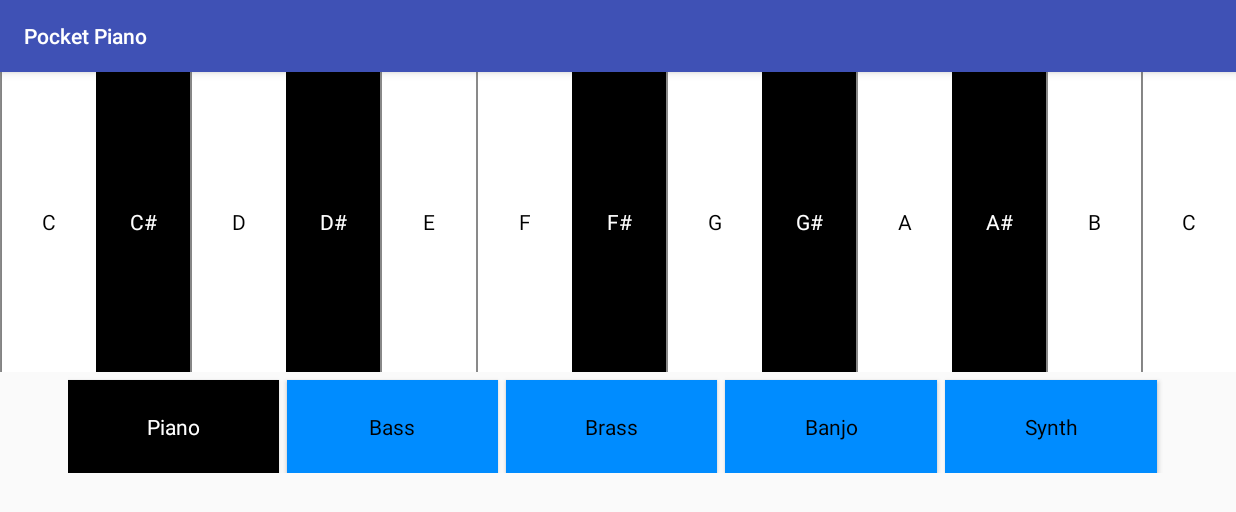
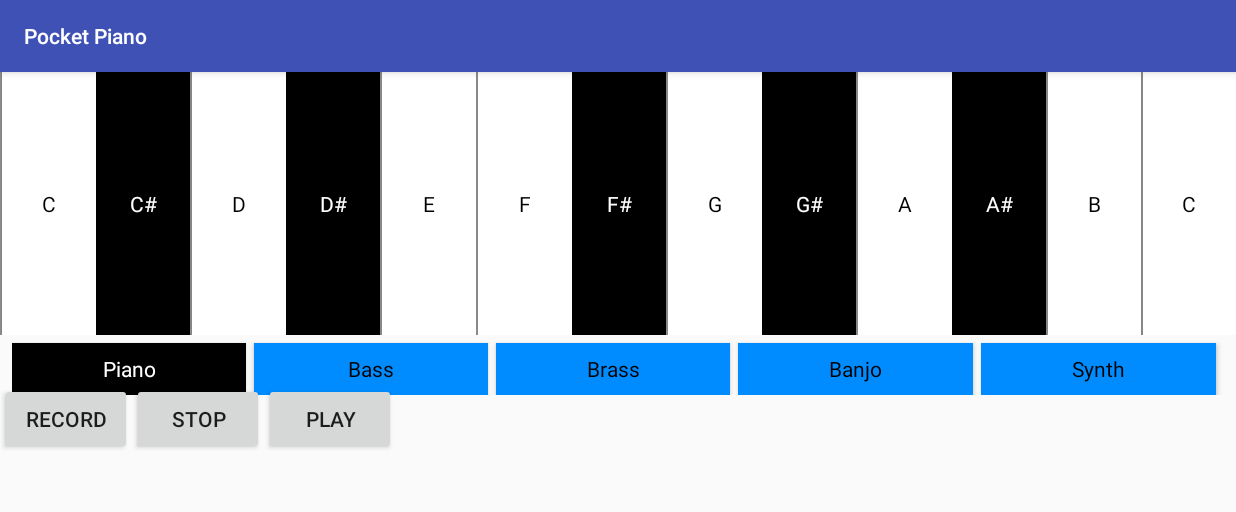
Before and after one commit to RobinJSanders/Pocket_Piano, an Android app: the screen it shows after launch (MainActivity), after a tap on an icon or button, on a phone screen of 824 x 412 dp (held sideways). Shown: the top 512 px of the screen. Run offline under Robolectric (Android 15) with nearby library versions, the phone set to English and light mode, and no system bars.

Commit message:
Change  MainActivity and activity_main.xml
Added ability to record and playback a sequence of notes

```diff
--- a/app/src/main/java/com/rob/pocket_piano/MainActivity.java
+++ b/app/src/main/java/com/rob/pocket_piano/MainActivity.java
@@ -9,20 +9,26 @@ import android.support.v7.app.AppCompatActivity;
 import android.view.View;
 import android.widget.Button;
 
+import java.util.ArrayList;
+import java.util.List;
+
 
 public class MainActivity extends AppCompatActivity
 {
     //Piano Keys
     Button mBtn_C, mBtn_Cs, mBtn_D, mBtn_Ds, mBtn_E, mBtn_F ,mBtn_Fs, mBtn_G , mBtn_Gs, mBtn_A, mBtn_As, mBtn_B, mBtn_C_High,
     //Voice selection buttons
-    mBtn_Piano, mBtn_Bass, mBtn_Brass, mBtn_Banjo, mBtn_Synth;
+    mBtn_Piano, mBtn_Bass, mBtn_Brass, mBtn_Banjo, mBtn_Synth,
+    //Record and Playback Buttons
+    mBtn_Record, mBtn_Stop, mBtn_Play;
     //sound IDs
     private int mSound_C, mSound_Cs ,mSound_D, mSound_Ds, mSound_E, mSound_F ,mSound_Fs, mSound_G , mSound_Gs, mSound_A, mSound_As, mSound_B, mSound_C_High,
     // Colors
     mColor_Black, mColor_White, mColor_LightBlue;
 
     SoundPool mSoundPool;
-
+    List<Integer> mListRecordedSounds;
+    boolean mRecording = false;
 
 
 
@@ -31,11 +37,6 @@ public class MainActivity extends AppCompatActivity
     {
         super.onCreate(savedInstanceState);
         setContentView(R.layout.activity_main);
-
-        /*PresetReverb mReverb = new PresetReverb(0,mMediaPlayer.getAudioSessionId());//<<<<<<<<<<<<<
-        mReverb.setPreset(PresetReverb.PRESET_SMALLROOM);
-        mReverb.setEnabled(true);
-        mMediaPlayer.setAuxEffectSendLevel(1.0f)*/
 
         //assign references to views for keyboard keys
         mBtn_C =(Button) findViewById(R.id.Btn_C);
@@ -52,13 +53,17 @@ public class MainActivity extends AppCompatActivity
         mBtn_B =(Button) findViewById(R.id.Btn_B);
         mBtn_C_High =(Button) findViewById(R.id.Btn_C_High);
 
-
+        //assign references to views for voice buttons
         mBtn_Piano = (Button) findViewById(R.id.Btn_Piano);
         mBtn_Bass = (Button) findViewById(R.id.Btn_Bass);
         mBtn_Brass = (Button) findViewById(R.id.Btn_Brass);
         mBtn_Banjo = (Button) findViewById(R.id.Btn_Banjo);
         mBtn_Synth = (Button) findViewById(R.id.Btn_Synth);
 
+        //assign references to views for record and playback buttons
+        mBtn_Record =(Button) findViewById(R.id.Btn_Record);
+        mBtn_Stop =(Button) findViewById(R.id.Btn_Stop);
+        mBtn_Play =(Button) findViewById(R.id.Btn_Play);
 
         //Initialise SoundPool
         if (Build.VERSION.SDK_INT>= Build.VERSION_CODES.LOLLIPOP)
@@ -69,6 +74,8 @@ public class MainActivity extends AppCompatActivity
         {
             mSoundPool = new SoundPool(5, AudioManager.STREAM_MUSIC,0);
         }
+
+
 
         //Get colors from resources folder
         if (Build.VERSION.SDK_INT>= Build.VERSION_CODES.M)
@@ -88,13 +95,16 @@ public class MainActivity extends AppCompatActivity
         //load initial sounds for piano
         loadPianoSounds();
 
+        mListRecordedSounds = new ArrayList<Integer>();
+
+
         //OnClickListeners for each piano key
         mBtn_C.setOnClickListener(new View.OnClickListener()
         {
             @Override
             public void onClick(View v)
             {
-                mSoundPool.play(mSound_C,1,1,1,0,1);
+                PlaySound(mSound_C,1);
             }
         });
 
@@ -103,7 +113,7 @@ public class MainActivity extends AppCompatActivity
             @Override
             public void onClick(View v)
             {
-                mSoundPool.play(mSound_Cs,1,1,1,0,1);
+                PlaySound(mSound_Cs,1);
             }
         });
 
@@ -113,7 +123,7 @@ public class MainActivity extends AppCompatActivity
             @Override
             public void onClick(View v)
             {
-                mSoundPool.play(mSound_D,1,1,1,0,1);
+                PlaySound(mSound_D,1);
             }
         });
 
@@ -122,7 +132,7 @@ public class MainActivity extends AppCompatActivity
             @Override
             public void onClick(View v)
             {
-                mSoundPool.play(mSound_Ds,1,1,1,0,1);
+                PlaySound(mSound_Ds,1);
             }
         });
 
@@ -131,15 +141,16 @@ public class MainActivity extends AppCompatActivity
             @Override
             public void onClick(View v)
             {
-                mSoundPool.play(mSound_E,1,1,1,0,1);
+                PlaySound(mSound_E,1);
             }
         });
+
         mBtn_F.setOnClickListener(new View.OnClickListener()
         {
             @Override
             public void onClick(View v)
             {
-                mSoundPool.play(mSound_F,1,1,1,0,1);
+                PlaySound(mSound_F,1);
             }
         });
 
@@ -148,7 +159,7 @@ public class MainActivity extends AppCompatActivity
             @Override
             public void onClick(View v)
             {
-                mSoundPool.play(mSound_Fs,1,1,1,0,1);
+                PlaySound(mSound_Fs,1);
             }
         });
 
@@ -157,15 +168,16 @@ public class MainActivity extends AppCompatActivity
             @Override
             public void onClick(View v)
             {
-                mSoundPool.play(mSound_G,1,1,1,0,1);
+                PlaySound(mSound_G,1);
             }
         });
+
         mBtn_Gs.setOnClickListener(new View.OnClickListener()
         {
             @Override
             public void onClick(View v)
             {
-                mSoundPool.play(mSound_Gs,1,1,1,0,1);
+                PlaySound(mSound_Gs,1);
             }
         });
 
@@ -174,7 +186,7 @@ public class MainActivity extends AppCompatActivity
             @Override
             public void onClick(View v)
             {
-                mSoundPool.play(mSound_A,1,1,1,0,1);
+                PlaySound(mSound_A,1);
             }
         });
 
@@ -183,7 +195,7 @@ public class MainActivity extends AppCompatActivity
             @Override
             public void onClick(View v)
             {
-                mSoundPool.play(mSound_As,1,1,1,0,1);
+                PlaySound(mSound_As,1);
             }
         });
 
@@ -192,7 +204,7 @@ public class MainActivity extends AppCompatActivity
             @Override
             public void onClick(View v)
             {
-                mSoundPool.play(mSound_B,1,1,1,0,1);
+                PlaySound(mSound_B,1);
             }
         });
 
@@ -201,7 +213,7 @@ public class MainActivity extends AppCompatActivity
             @Override
             public void onClick(View v)
             {
-                mSoundPool.play(mSound_C_High,1,1,1,0,1);
+                PlaySound(mSound_C_High,1);
 
             }
         });
@@ -263,9 +275,54 @@ public class MainActivity extends AppCompatActivity
             }
         });
 
+        //OnClickListeners for record and playback buttons
+        mBtn_Record.setOnClickListener(new View.OnClickListener()
+        {
+            @Override
+            public void onClick(View v)
+            {
+                mListRecordedSounds.clear();
+                mRecording = true;
+            }
+        });
+        mBtn_Stop.setOnClickListener(new View.OnClickListener()
+        {
+            @Override
+            public void onClick(View v)
+            {
+                mRecording = false;
+            }
+        });
+
+        mBtn_Play.setOnClickListener(new View.OnClickListener()
+        {
+            @Override
+            public void onClick(View v)
+            {
+                for (final int sound: mListRecordedSounds )
+                {
+
+                    mSoundPool.play(sound, 1,1,1,0,1);
+                    try
+                    {
+                        Thread.sleep(500);
+                    } catch (InterruptedException e)
+                    {
+                        e.printStackTrace();
+                    }
 
 
+                }
+            }
+        });
 
+    }
+
+    private void PlaySound(int sound, float rate)
+    {
+        mSoundPool.play(sound,1,1,1,0,rate);
+        if (mRecording = true)
+            mListRecordedSounds.add(sound);
     }
 
     private void loadPianoSounds()
--- a/app/src/main/res/layout/activity_main.xml
+++ b/app/src/main/res/layout/activity_main.xml
@@ -10,7 +10,7 @@
     <LinearLayout
         android:id="@+id/LinearLayout_PianoKeys"
         android:layout_width="0dp"
-        android:layout_height="200dp"
+        android:layout_height="175dp"
         android:background="@color/grey"
         android:orientation="horizontal"
         app:layout_constraintHorizontal_bias="0.0"
@@ -87,19 +87,18 @@
 
     <LinearLayout
         android:id="@+id/LiniearLayout_VoiceButtons"
-        android:layout_width="731dp"
-        android:layout_height="67dp"
+        android:layout_width="0dp"
+        android:layout_height="40dp"
         android:layout_marginEnd="8dp"
-        android:layout_marginRight="0dp"
+        android:layout_marginLeft="8dp"
+        android:layout_marginRight="8dp"
         android:layout_marginStart="8dp"
         android:orientation="horizontal"
+        app:layout_constraintHorizontal_bias="0.489"
+        app:layout_constraintLeft_toLeftOf="parent"
         app:layout_constraintRight_toRightOf="parent"
-        android:layout_marginTop="0dp"
         app:layout_constraintTop_toBottomOf="@+id/LinearLayout_PianoKeys"
-        android:layout_marginLeft="0dp"
-        app:layout_constraintLeft_toLeftOf="parent"
-        tools:layout_editor_absoluteX="2dp"
-        app:layout_constraintHorizontal_bias="0.489">
+        >
 
         <Button
             android:id="@+id/Btn_Piano"
@@ -128,6 +127,43 @@
     </LinearLayout>
 
 
+    <LinearLayout
+        android:layout_width="295dp"
+        android:layout_height="48dp"
+        android:layout_marginTop="-8dp"
+        android:orientation="horizontal"
+        app:layout_constraintLeft_toLeftOf="parent"
+        app:layout_constraintTop_toBottomOf="@+id/LiniearLayout_VoiceButtons">
+
+        <Button
+            android:id="@+id/Btn_Record"
+            android:layout_width="wrap_content"
+            android:layout_height="wrap_content"
+            android:text="Record"
+            app:layout_constraintBottom_toBottomOf="parent"
+            app:layout_constraintLeft_toLeftOf="parent"/>
+
+        <Button
+            android:id="@+id/Btn_Stop"
+            android:layout_width="wrap_content"
+            android:layout_height="wrap_content"
+            android:text="Stop"
+            app:layout_constraintBottom_toBottomOf="parent"
+            app:layout_constraintLeft_toRightOf="@+id/Btn_Record"
+            />
+
+        <Button
+            android:id="@+id/Btn_Play"
+            android:layout_width="wrap_content"
+            android:layout_height="wrap_content"
+            android:text="Play"
+            app:layout_constraintBottom_toBottomOf="parent"
+            app:layout_constraintLeft_toRightOf="@+id/Btn_Stop"
+            />
+
+    </LinearLayout>
+
+
     <!-- <TextView
         android:id="@+id/TextView_Instructions"
         android:layout_width="509dp"
```
